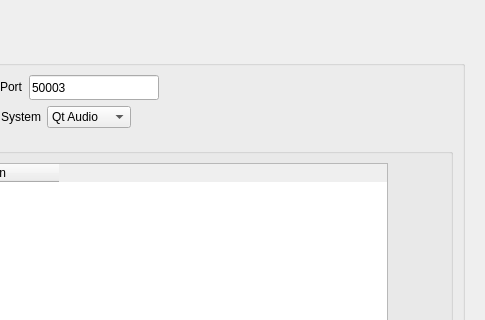
Old version of the form settingswidget.ui in the repository adecarolis/wfweb; both pictures show x 615 to 1100 and y 0 to 320 of the 1100 by 606 pixel window.
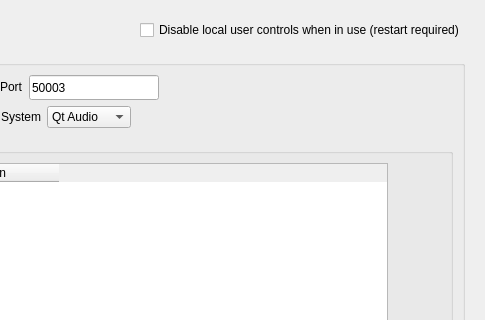
New version of the form. The open tabs and pages were chosen to show the change. Custom widgets are drawn as their Qt base class.

What changed in the file:
```diff
--- a/settingswidget.ui
+++ b/settingswidget.ui
@@ -2558,6 +2558,13 @@
              </property>
             </spacer>
            </item>
+           <item>
+            <widget class="QCheckBox" name="serverDisableUIChk">
+             <property name="text">
+              <string>Disable local user controls when in use (restart required)</string>
+             </property>
+            </widget>
+           </item>
           </layout>
          </item>
          <item>
```
Left out of the diff: 6 changed lines with no effect on the pictures.
